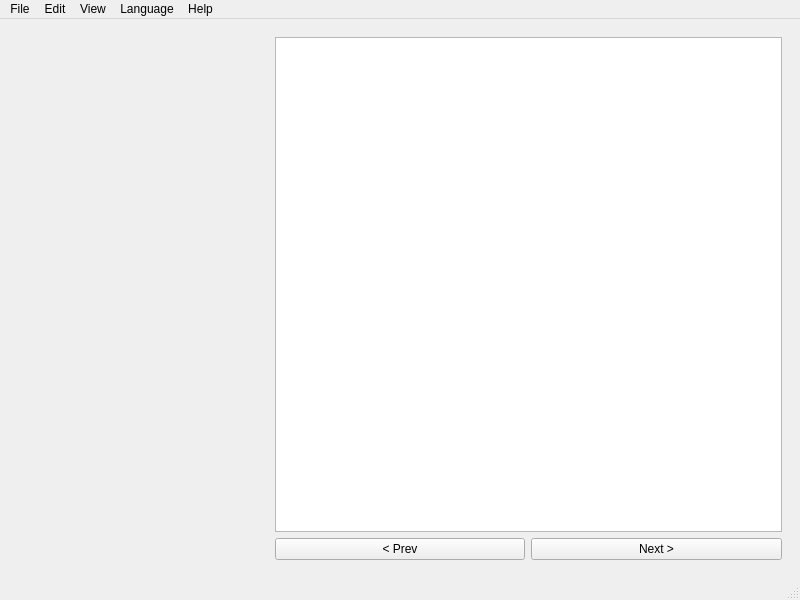
Old version of the form RTIe/RTIe_builder/system_ui.ui in the repository Super-SaiyanSandwich/ECMM427.
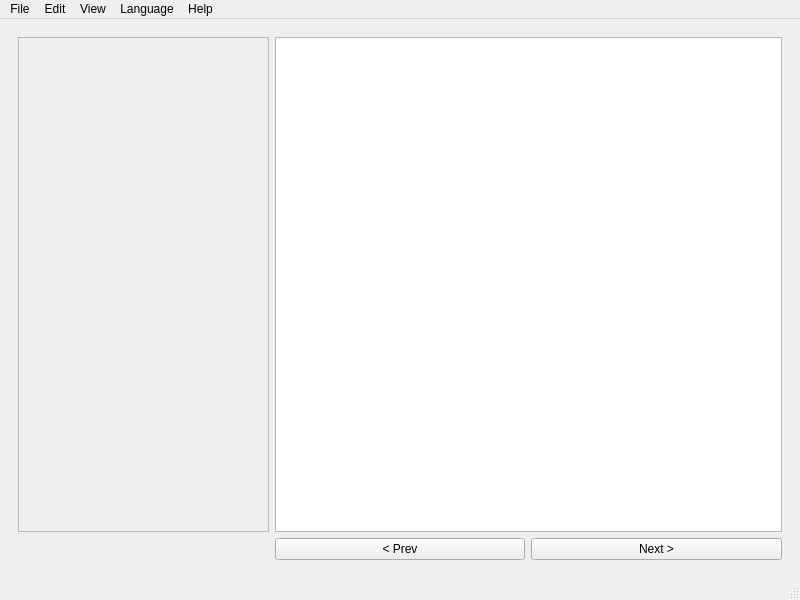
New version of the form. The open tabs and pages were chosen to show the change. Icons and pictures are not drawn.

What changed in the file:
```diff
--- a/RTIe/RTIe_builder/system_ui.ui
+++ b/RTIe/RTIe_builder/system_ui.ui
@@ -49,6 +49,15 @@
             <bold>true</bold>
            </font>
           </property>
+          <property name="frameShape">
+           <enum>QFrame::StyledPanel</enum>
+          </property>
+          <property name="frameShadow">
+           <enum>QFrame::Sunken</enum>
+          </property>
+          <property name="lineWidth">
+           <number>25</number>
+          </property>
           <property name="text">
            <string/>
           </property>
```
Left out of the diff: 2 changed lines with no effect on the pictures.
